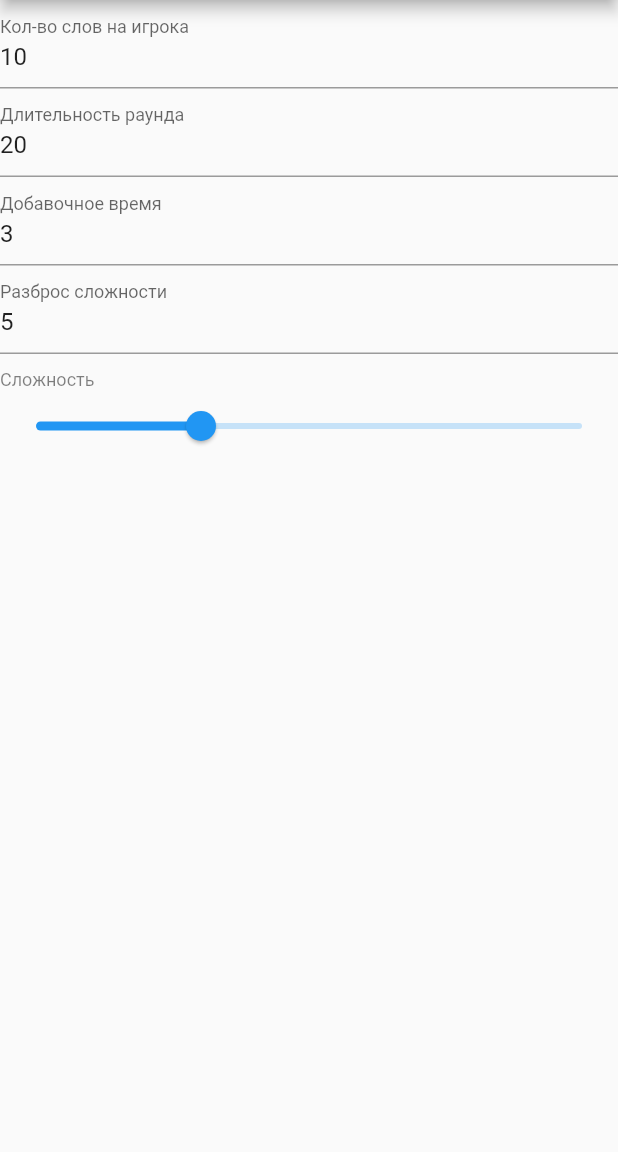
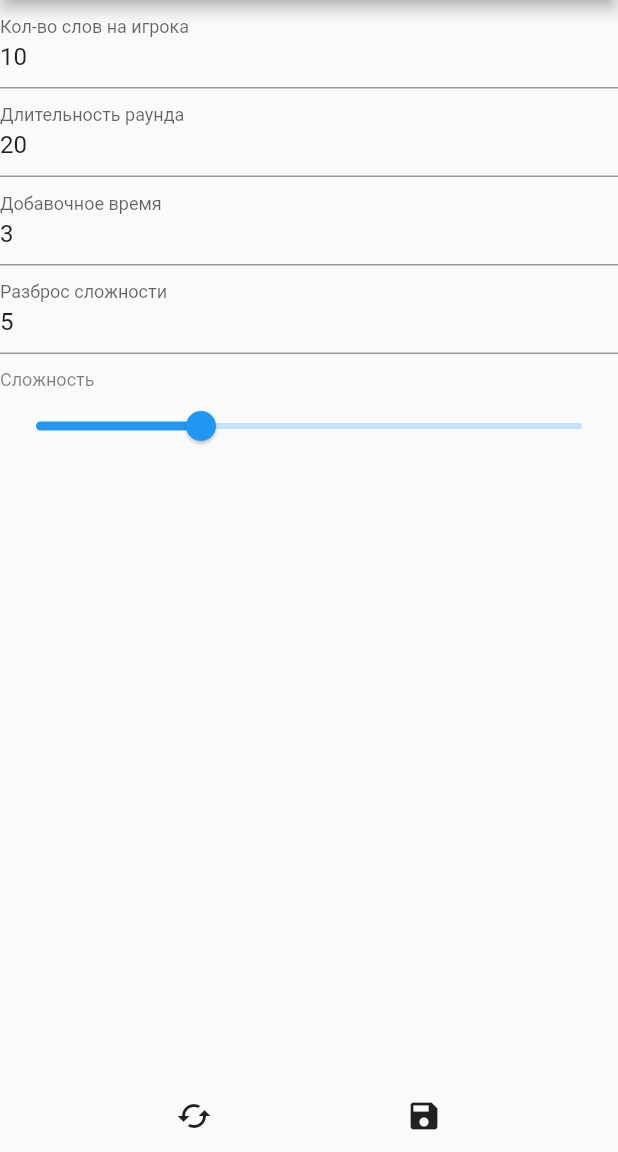
Before and after one commit to sashkent3/beret, a Flutter app: the screen it shows after launch, after a tap on "Настройки", on a phone screen of 412 x 824 dp, the part 84-1236 px from its top. Run offline on Flutter 3.47's test engine with Material 2 defaults, Android fonts, the phone set to English and light mode, and no system bars; our stand-ins replace flutter_cache_manager, flutter_mobx, mobx, shared_preferences; missing offline and left inert: normal; generated files the repository leaves out were written again.

Commit message:
Added buttons to settings.

```diff
--- a/lib/settings.dart
+++ b/lib/settings.dart
@@ -5,9 +5,10 @@ import 'package:provider/provider.dart';
 import 'app_state.dart';
 
 class Settings extends StatelessWidget {
+  static GlobalKey<FormState> settingsKey = GlobalKey<FormState>();
+
   @override
   Widget build(BuildContext context) {
-    final GlobalKey<FormState> settingsKey = GlobalKey<FormState>();
     final currentState = Provider.of<AppState>(context);
     return MaterialApp(
         title: 'Шляпа',
@@ -15,7 +16,7 @@ class Settings extends StatelessWidget {
             appBar: AppBar(
               title: Text('Шляпа'),
             ),
-            body: Form(
+            body: Stack(children: [Form(
                 key: settingsKey,
                 child: Container(
                     width: double.maxFinite,
@@ -128,6 +129,20 @@ class Settings extends StatelessWidget {
                                   .setCurrentDifficulty(value.toInt());
                             },
                           ))
-                    ])))));
+                    ]))),
+              Align(alignment: Alignment.bottomCenter,
+                  child: Row(children: <Widget>[
+                    IconButton(icon: Icon(Icons.cached),
+                        onPressed: currentState.restoreDefaultSettings),
+                    IconButton(icon: Icon(Icons.save), onPressed: () {
+                      if (settingsKey.currentState.validate()) {
+                        settingsKey.currentState.save();
+                        currentState.prefs.setInt('matchDifficulty',
+                            currentState.currentSetDifficulty);
+                        Navigator.of(context).pop();
+                      }
+                    })
+                  ], mainAxisAlignment: MainAxisAlignment.spaceEvenly,))
+            ])));
   }
 }
```
Lines whose indentation alone changed are shown as unchanged.
